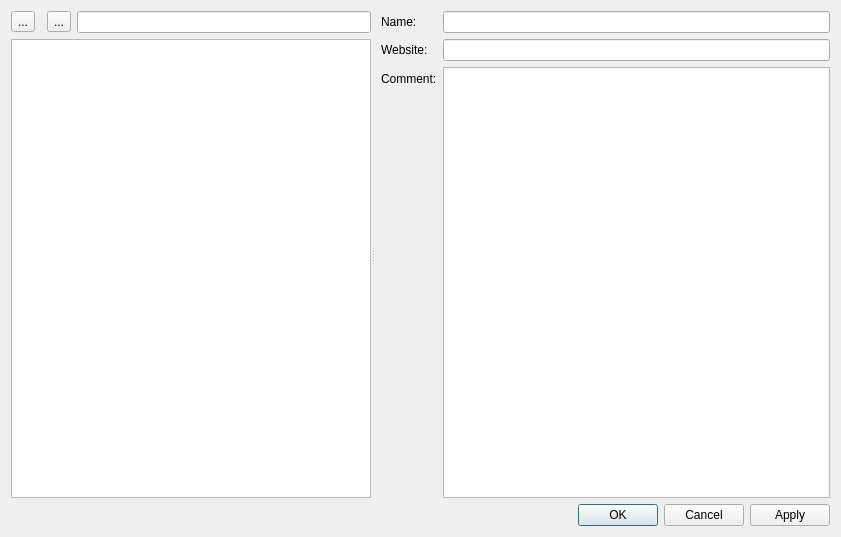
First picture: the form in src/dialogs/manufacturersdialog.ui, repository jassuncao/myparts, before the edit.
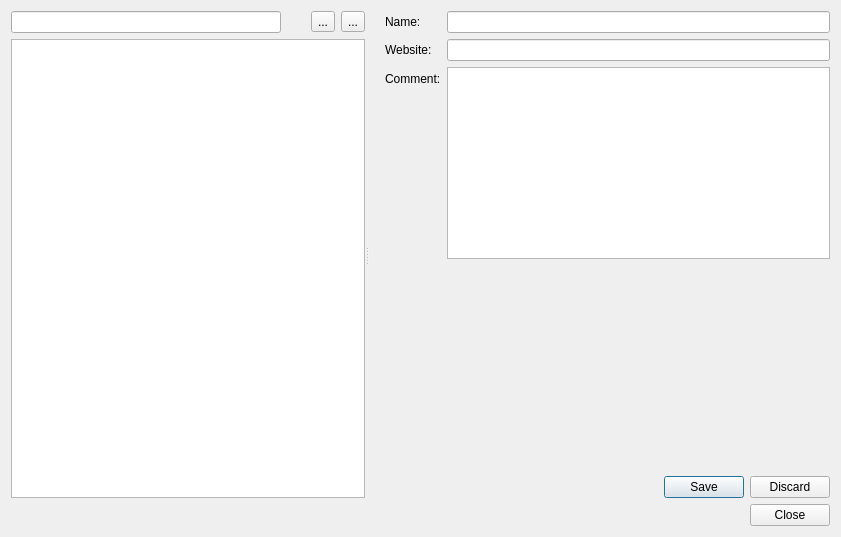
Second picture: the form after the edit. Icons and pictures are not drawn. Custom widgets are drawn as their Qt base class.

```diff
--- a/src/dialogs/manufacturersdialog.ui
+++ b/src/dialogs/manufacturersdialog.ui
@@ -17,29 +17,34 @@
    <iconset resource="../resources.qrc">
     <normaloff>:/largeIcons/options_manufacturers</normaloff>:/largeIcons/options_manufacturers</iconset>
   </property>
-  <layout class="QVBoxLayout" name="verticalLayout_2">
+  <layout class="QVBoxLayout" name="verticalLayout_3">
    <item>
     <widget class="QSplitter" name="splitter">
      <property name="orientation">
       <enum>Qt::Horizontal</enum>
      </property>
-     <widget class="QWidget" name="">
+     <widget class="QWidget" name="layoutWidget">
       <layout class="QVBoxLayout" name="verticalLayout">
        <item>
         <layout class="QHBoxLayout" name="horizontalLayout">
          <item>
-          <widget class="QToolButton" name="toolButton">
-           <property name="text">
-            <string>...</string>
-           </property>
-           <property name="icon">
-            <iconset resource="../resources.qrc">
-             <normaloff>:/icons/manufacturer_add</normaloff>:/icons/manufacturer_add</iconset>
-           </property>
-          </widget>
+          <widget class="QSearchLineEdit" name="searchLineEdit"/>
          </item>
          <item>
-          <widget class="QWidget" name="toolbar" native="true"/>
+          <spacer name="horizontalSpacer">
+           <property name="orientation">
+            <enum>Qt::Horizontal</enum>
+           </property>
+           <property name="sizeType">
+            <enum>QSizePolicy::Minimum</enum>
+           </property>
+           <property name="sizeHint" stdset="0">
+            <size>
+             <width>24</width>
+             <height>16</height>
+            </size>
+           </property>
+          </spacer>
          </item>
          <item>
           <widget class="QToolButton" name="toolButton_2">
@@ -48,13 +53,21 @@
            </property>
            <property name="icon">
             <iconset resource="../resources.qrc">
+             <normaloff>:/icons/manufacturer_add</normaloff>:/icons/manufacturer_add</iconset>
+           </property>
+          </widget>
+         </item>
+         <item>
+          <widget class="QToolButton" name="toolButton">
+           <property name="text">
+            <string>...</string>
+           </property>
+           <property name="icon">
+            <iconset resource="../resources.qrc">
              <normaloff>:/icons/manufacturer_delete</normaloff>:/icons/manufacturer_delete</iconset>
            </property>
           </widget>
          </item>
-         <item>
-          <widget class="QSearchLineEdit" name="searchLineEdit"/>
-         </item>
         </layout>
        </item>
        <item>
@@ -63,13 +76,12 @@
       </layout>
      </widget>
      <widget class="QWidget" name="">
-      <layout class="QFormLayout" name="formLayout">
-       <property name="fieldGrowthPolicy">
-        <enum>QFormLayout::AllNonFixedFieldsGrow</enum>
-       </property>
+      <layout class="QVBoxLayout" name="verticalLayout_2">
        <property name="leftMargin">
-        <number>6</number>
+        <number>16</number>
        </property>
+       <item>
+        <layout class="QFormLayout" name="formLayout">
        <item row="0" column="0">
         <widget class="QLabel" name="label">
          <property name="text">
@@ -101,6 +113,34 @@
         <widget class="QPlainTextEdit" name="plainTextEdit"/>
        </item>
       </layout>
+       </item>
+       <item>
+        <spacer name="verticalSpacer">
+         <property name="orientation">
+          <enum>Qt::Vertical</enum>
+         </property>
+         <property name="sizeHint" stdset="0">
+          <size>
+           <width>20</width>
+           <height>40</height>
+          </size>
+         </property>
+        </spacer>
+       </item>
+       <item>
+        <widget class="QDialogButtonBox" name="buttonBox_2">
+         <property name="layoutDirection">
+          <enum>Qt::LeftToRight</enum>
+         </property>
+         <property name="orientation">
+          <enum>Qt::Horizontal</enum>
+         </property>
+         <property name="standardButtons">
+          <set>QDialogButtonBox::Discard|QDialogButtonBox::Save</set>
+         </property>
+        </widget>
+       </item>
+      </layout>
      </widget>
     </widget>
    </item>
@@ -110,7 +150,7 @@
       <enum>Qt::Horizontal</enum>
      </property>
      <property name="standardButtons">
-      <set>QDialogButtonBox::Apply|QDialogButtonBox::Cancel|QDialogButtonBox::Ok</set>
+      <set>QDialogButtonBox::Close</set>
      </property>
     </widget>
    </item>
```
Lines whose indentation alone changed are shown as unchanged.
